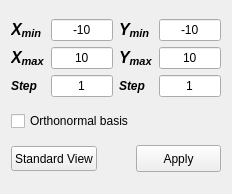
First picture: the form in Windows/rangeadjustments.ui, repository AdelKS/ZeGrapher, before the edit.
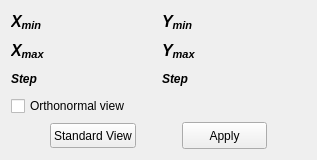
Second picture: the form after the edit. Icons and pictures are not drawn.

Commit message:
Updated rangeadjustments class with NumberLineEdit widgets and translated in French what was left.
Error Dialogs in rangeadjustments window have been then deleted, since
the widgets take on a red background if the entered values are
incorrect.

```diff
--- a/Windows/rangeadjustments.ui
+++ b/Windows/rangeadjustments.ui
@@ -6,8 +6,8 @@
    <rect>
     <x>0</x>
     <y>0</y>
-    <width>232</width>
-    <height>194</height>
+    <width>317</width>
+    <height>160</height>
    </rect>
   </property>
   <property name="minimumSize">
@@ -23,7 +23,7 @@
    </size>
   </property>
   <property name="windowTitle">
-   <string>Representation boundaries</string>
+   <string>Representation range</string>
   </property>
   <property name="windowIcon">
    <iconset>
@@ -32,26 +32,6 @@
   <layout class="QVBoxLayout" name="verticalLayout">
    <item>
     <layout class="QGridLayout" name="gridLayout">
-     <item row="0" column="0">
-      <widget class="QLabel" name="label_2">
-       <property name="maximumSize">
-        <size>
-         <width>36</width>
-         <height>27</height>
-        </size>
-       </property>
-       <property name="text">
-        <string notr="true">&lt;!DOCTYPE HTML PUBLIC &quot;-//W3C//DTD HTML 4.0//EN&quot; &quot;http://www.w3.org/TR/REC-html40/strict.dtd&quot;&gt;
-&lt;html&gt;&lt;head&gt;&lt;meta name=&quot;qrichtext&quot; content=&quot;1&quot; /&gt;&lt;style type=&quot;text/css&quot;&gt;
-p, li { white-space: pre-wrap; }
-&lt;/style&gt;&lt;/head&gt;&lt;body style=&quot; font-family:'Cantarell'; font-size:11pt; font-weight:400; font-style:normal;&quot;&gt;
-&lt;table border=&quot;0&quot; style=&quot;-qt-table-type: root; margin-top:4px; margin-bottom:4px; margin-left:4px; margin-right:4px;&quot;&gt;
-&lt;tr&gt;
-&lt;td style=&quot;border: none;&quot;&gt;
-&lt;p style=&quot; margin-top:0px; margin-bottom:0px; margin-left:0px; margin-right:0px; -qt-block-indent:0; text-indent:0px;&quot;&gt;&lt;span style=&quot; font-size:12pt; font-weight:600; font-style:italic;&quot;&gt;X&lt;/span&gt;&lt;span style=&quot; font-size:12pt; font-weight:600; font-style:italic; vertical-align:sub;&quot;&gt;min&lt;/span&gt;&lt;/p&gt;&lt;/td&gt;&lt;/tr&gt;&lt;/table&gt;&lt;/body&gt;&lt;/html&gt;</string>
-       </property>
-      </widget>
-     </item>
      <item row="1" column="0">
       <widget class="QLabel" name="label_3">
        <property name="maximumSize">
@@ -72,70 +52,6 @@
        </property>
       </widget>
      </item>
-     <item row="2" column="0">
-      <widget class="QLabel" name="label_4">
-       <property name="text">
-        <string>&lt;strong&gt;&lt;em&gt;Step&lt;/em&gt;&lt;/strong&gt;</string>
-       </property>
-      </widget>
-     </item>
-     <item row="0" column="1">
-      <widget class="QLineEdit" name="Xmin">
-       <property name="maximumSize">
-        <size>
-         <width>16777215</width>
-         <height>16777215</height>
-        </size>
-       </property>
-       <property name="text">
-        <string>-10</string>
-       </property>
-       <property name="maxLength">
-        <number>100</number>
-       </property>
-       <property name="alignment">
-        <set>Qt::AlignCenter</set>
-       </property>
-      </widget>
-     </item>
-     <item row="1" column="1">
-      <widget class="QLineEdit" name="Xmax">
-       <property name="maximumSize">
-        <size>
-         <width>16777215</width>
-         <height>16777215</height>
-        </size>
-       </property>
-       <property name="text">
-        <string>10</string>
-       </property>
-       <property name="maxLength">
-        <number>100</number>
-       </property>
-       <property name="alignment">
-        <set>Qt::AlignCenter</set>
-       </property>
-      </widget>
-     </item>
-     <item row="2" column="1">
-      <widget class="QLineEdit" name="Xstep">
-       <property name="maximumSize">
-        <size>
-         <width>16777215</width>
-         <height>16777215</height>
-        </size>
-       </property>
-       <property name="text">
-        <string>1</string>
-       </property>
-       <property name="maxLength">
-        <number>100</number>
-       </property>
-       <property name="alignment">
-        <set>Qt::AlignCenter</set>
-       </property>
-      </widget>
-     </item>
      <item row="0" column="2">
       <widget class="QLabel" name="label_7">
        <property name="maximumSize">
@@ -176,6 +92,33 @@
        </property>
       </widget>
      </item>
+     <item row="0" column="0">
+      <widget class="QLabel" name="label_2">
+       <property name="maximumSize">
+        <size>
+         <width>36</width>
+         <height>27</height>
+        </size>
+       </property>
+       <property name="text">
+        <string notr="true">&lt;!DOCTYPE HTML PUBLIC &quot;-//W3C//DTD HTML 4.0//EN&quot; &quot;http://www.w3.org/TR/REC-html40/strict.dtd&quot;&gt;
+&lt;html&gt;&lt;head&gt;&lt;meta name=&quot;qrichtext&quot; content=&quot;1&quot; /&gt;&lt;style type=&quot;text/css&quot;&gt;
+p, li { white-space: pre-wrap; }
+&lt;/style&gt;&lt;/head&gt;&lt;body style=&quot; font-family:'Cantarell'; font-size:11pt; font-weight:400; font-style:normal;&quot;&gt;
+&lt;table border=&quot;0&quot; style=&quot;-qt-table-type: root; margin-top:4px; margin-bottom:4px; margin-left:4px; margin-right:4px;&quot;&gt;
+&lt;tr&gt;
+&lt;td style=&quot;border: none;&quot;&gt;
+&lt;p style=&quot; margin-top:0px; margin-bottom:0px; margin-left:0px; margin-right:0px; -qt-block-indent:0; text-indent:0px;&quot;&gt;&lt;span style=&quot; font-size:12pt; font-weight:600; font-style:italic;&quot;&gt;X&lt;/span&gt;&lt;span style=&quot; font-size:12pt; font-weight:600; font-style:italic; vertical-align:sub;&quot;&gt;min&lt;/span&gt;&lt;/p&gt;&lt;/td&gt;&lt;/tr&gt;&lt;/table&gt;&lt;/body&gt;&lt;/html&gt;</string>
+       </property>
+      </widget>
+     </item>
+     <item row="2" column="0">
+      <widget class="QLabel" name="label_4">
+       <property name="text">
+        <string>&lt;strong&gt;&lt;em&gt;Step&lt;/em&gt;&lt;/strong&gt;</string>
+       </property>
+      </widget>
+     </item>
      <item row="2" column="2">
       <widget class="QLabel" name="label_5">
        <property name="text">
@@ -183,74 +126,36 @@
        </property>
       </widget>
      </item>
+     <item row="0" column="1">
+      <widget class="QWidget" name="widget" native="true"/>
+     </item>
      <item row="0" column="3">
-      <widget class="QLineEdit" name="Ymin">
-       <property name="maximumSize">
-        <size>
-         <width>16777215</width>
-         <height>16777215</height>
-        </size>
-       </property>
-       <property name="text">
-        <string>-10</string>
-       </property>
-       <property name="maxLength">
-        <number>100</number>
-       </property>
-       <property name="alignment">
-        <set>Qt::AlignCenter</set>
-       </property>
-      </widget>
-     </item>
-     <item row="1" column="3">
-      <widget class="QLineEdit" name="Ymax">
-       <property name="maximumSize">
-        <size>
-         <width>16777215</width>
-         <height>16777215</height>
-        </size>
-       </property>
-       <property name="text">
-        <string>10</string>
-       </property>
-       <property name="maxLength">
-        <number>100</number>
-       </property>
-       <property name="alignment">
-        <set>Qt::AlignCenter</set>
-       </property>
-      </widget>
-     </item>
-     <item row="2" column="3">
-      <widget class="QLineEdit" name="Ystep">
-       <property name="maximumSize">
-        <size>
-         <width>16777215</width>
-         <height>16777215</height>
-        </size>
-       </property>
-       <property name="text">
-        <string>1</string>
-       </property>
-       <property name="maxLength">
-        <number>100</number>
-       </property>
-       <property name="alignment">
-        <set>Qt::AlignCenter</set>
-       </property>
-      </widget>
+      <widget class="QWidget" name="widget_2" native="true"/>
      </item>
     </layout>
    </item>
    <item>
     <widget class="QCheckBox" name="orthonormal">
      <property name="text">
-      <string>Orthonormal basis</string>
+      <string>Orthonormal view</string>
      </property>
     </widget>
    </item>
    <item>
     <layout class="QHBoxLayout" name="horizontalLayout">
+     <item>
+      <spacer name="horizontalSpacer_2">
+       <property name="orientation">
+        <enum>Qt::Horizontal</enum>
+       </property>
+       <property name="sizeHint" stdset="0">
+        <size>
+         <width>40</width>
+         <height>20</height>
+        </size>
+       </property>
+      </spacer>
+     </item>
      <item>
       <widget class="QPushButton" name="standardView">
        <property name="maximumSize">
@@ -296,6 +201,19 @@
        </property>
       </widget>
      </item>
+     <item>
+      <spacer name="horizontalSpacer_3">
+       <property name="orientation">
+        <enum>Qt::Horizontal</enum>
+       </property>
+       <property name="sizeHint" stdset="0">
+        <size>
+         <width>40</width>
+         <height>20</height>
+        </size>
+       </property>
+      </spacer>
+     </item>
     </layout>
    </item>
   </layout>
```
The commit also changes 6 other files.
